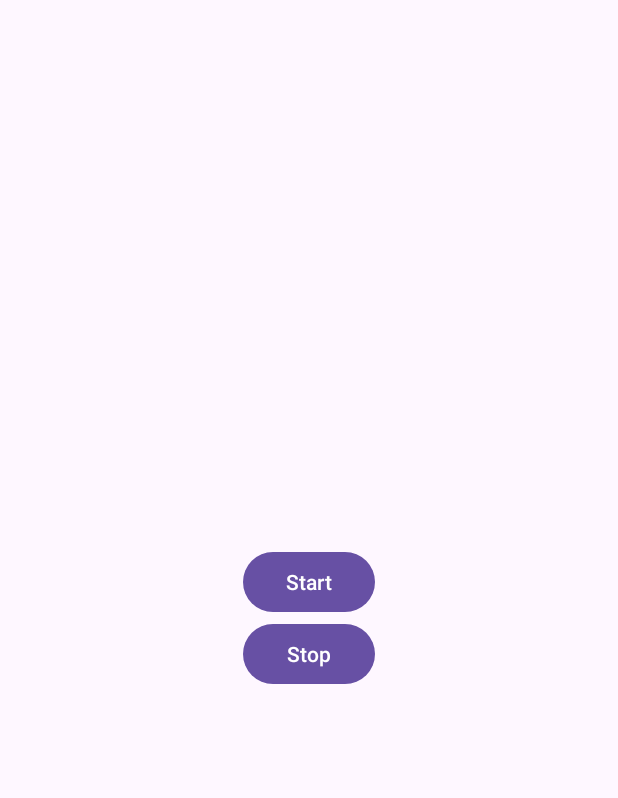
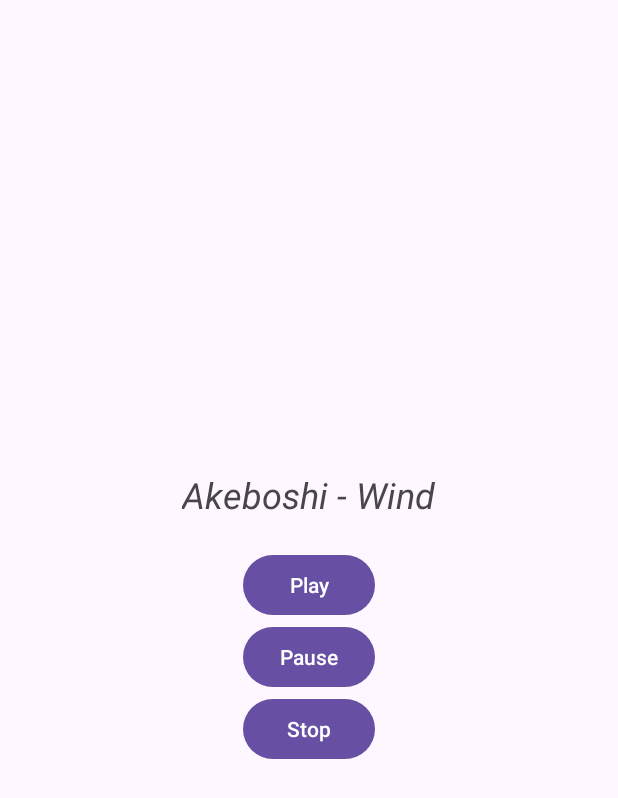
Before and after one commit to karukaaa/AdvancedAndroidLab1, an Android app: the ForegroundServiceFragment screen opened through its navigation route, on a phone screen of 412 x 824 dp. Shown: the top 798 px of the screen. Run offline under Robolectric (Android 15) with nearby library versions, the phone set to English and light mode, and no system bars.

Commit message:
completed bonus

```diff
--- a/Lab1/app/src/main/java/com/example/lab1/Fragments/ForegroundServiceFragment.kt
+++ b/Lab1/app/src/main/java/com/example/lab1/Fragments/ForegroundServiceFragment.kt
@@ -1,20 +1,21 @@
 package com.example.lab1.Fragments
 
 import android.content.Intent
-import android.content.pm.PackageManager
 import android.os.Build
 import android.os.Bundle
 import android.view.LayoutInflater
 import android.view.View
 import android.view.ViewGroup
 import android.widget.Button
-import android.widget.Toast
+import android.widget.TextView
 import androidx.fragment.app.Fragment
 import com.example.lab1.MusicPlayerService
 import com.example.lab1.R
 
 
 class ForegroundServiceFragment : Fragment() {
+    private lateinit var songTitleTextView: TextView
+
 
     override fun onCreateView(
         inflater: LayoutInflater, container: ViewGroup?, savedInstanceState: Bundle?
@@ -25,13 +26,13 @@
     override fun onViewCreated(view: View, savedInstanceState: Bundle?) {
         super.onViewCreated(view, savedInstanceState)
 
-        val playButton: Button = view.findViewById(R.id.btnStart)
-        val stopButton: Button = view.findViewById(R.id.btnStop)
-
         if (Build.VERSION.SDK_INT >= Build.VERSION_CODES.TIRAMISU) {
             requestPermissions(arrayOf(android.Manifest.permission.POST_NOTIFICATIONS), 101)
         }
 
+        val playButton: Button = view.findViewById(R.id.btnPlay)
+        val stopButton: Button = view.findViewById(R.id.btnStop)
+        val pauseButton: Button = view.findViewById(R.id.btnPause)
 
         playButton.setOnClickListener {
             sendMusicCommand("PLAY")
@@ -40,9 +41,18 @@
         stopButton.setOnClickListener {
             sendMusicCommand("STOP")
         }
+
+        pauseButton.setOnClickListener {
+            sendMusicCommand("PAUSE")
+        }
+
     }
 
-    override fun onRequestPermissionsResult(requestCode: Int, permissions: Array<out String>, grantResults: IntArray) {
+    override fun onRequestPermissionsResult(
+        requestCode: Int,
+        permissions: Array<out String>,
+        grantResults: IntArray
+    ) {
         super.onRequestPermissionsResult(requestCode, permissions, grantResults)
     }
 
@@ -54,5 +64,4 @@
         requireContext().startService(intent)
     }
 
-
 }
--- /dev/null
+++ b/Lab1/app/src/main/res/drawable/baseline_keyboard_arrow_left_24.xml
@@ -0,0 +1,5 @@
+<vector xmlns:android="http://schemas.android.com/apk/res/android" android:autoMirrored="true" android:height="24dp" android:tint="#000000" android:viewportHeight="24" android:viewportWidth="24" android:width="24dp">
+
+    <path android:fillColor="@android:color/white" android:pathData="M15.41,16.59L10.83,12l4.58,-4.59L14,6l-6,6 6,6 1.41,-1.41z"/>
+
+</vector>
--- /dev/null
+++ b/Lab1/app/src/main/res/drawable/baseline_navigate_next_24.xml
@@ -0,0 +1,5 @@
+<vector xmlns:android="http://schemas.android.com/apk/res/android" android:autoMirrored="true" android:height="24dp" android:tint="#000000" android:viewportHeight="24" android:viewportWidth="24" android:width="24dp">
+
+    <path android:fillColor="@android:color/white" android:pathData="M10,6L8.59,7.41 13.17,12l-4.58,4.59L10,18l6,-6z"/>
+
+</vector>
--- a/Lab1/app/src/main/res/layout/fragment_foreground_service.xml
+++ b/Lab1/app/src/main/res/layout/fragment_foreground_service.xml
@@ -5,11 +5,26 @@
     android:orientation="vertical"
     android:gravity="center">
 
-    <Button
-        android:id="@+id/btnStart"
+    <TextView
+        android:id="@+id/songInfo"
         android:layout_width="wrap_content"
         android:layout_height="wrap_content"
-        android:text="Start" />
+        android:textStyle="italic"
+        android:text="Akeboshi - Wind"
+        android:textSize="24dp"
+        android:layout_marginBottom="20dp"/>
+
+    <Button
+        android:id="@+id/btnPlay"
+        android:layout_width="wrap_content"
+        android:layout_height="wrap_content"
+        android:text="Play" />
+
+    <Button
+        android:id="@+id/btnPause"
+        android:layout_width="wrap_content"
+        android:layout_height="wrap_content"
+        android:text="Pause" />
 
 
     <Button
@@ -17,4 +32,5 @@
         android:layout_width="wrap_content"
         android:layout_height="wrap_content"
         android:text="Stop" />
+
 </LinearLayout>
```
Also changed, not shown: Lab1/app/src/main/java/com/example/lab1/MusicPlayerService.kt (+53 -25 lines), 1 other file.
